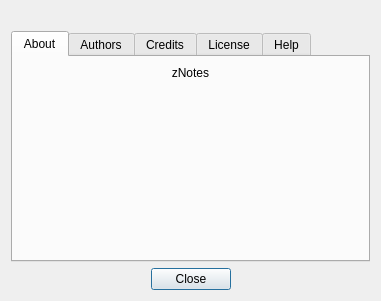
The window that aboutDialog.ui (proton/zNotes) describes before a commit, drawn with Qt 5.
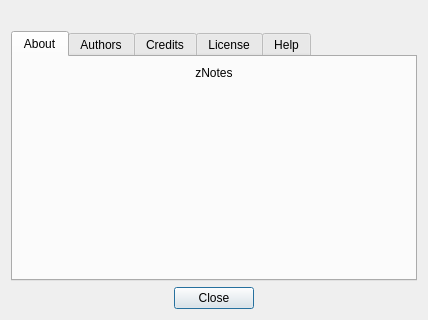
The same window after the commit. Icons and pictures are not drawn.

Commit message: Added big icon (for about dialog)

Diff of the .ui file:
```diff
--- a/aboutDialog.ui
+++ b/aboutDialog.ui
@@ -6,8 +6,8 @@
    <rect>
     <x>0</x>
     <y>0</y>
-    <width>381</width>
-    <height>301</height>
+    <width>428</width>
+    <height>320</height>
    </rect>
   </property>
   <property name="windowTitle">
```
Left out of the diff: 2 changed lines with no effect on the pictures. The commit also changes 2 other files.
